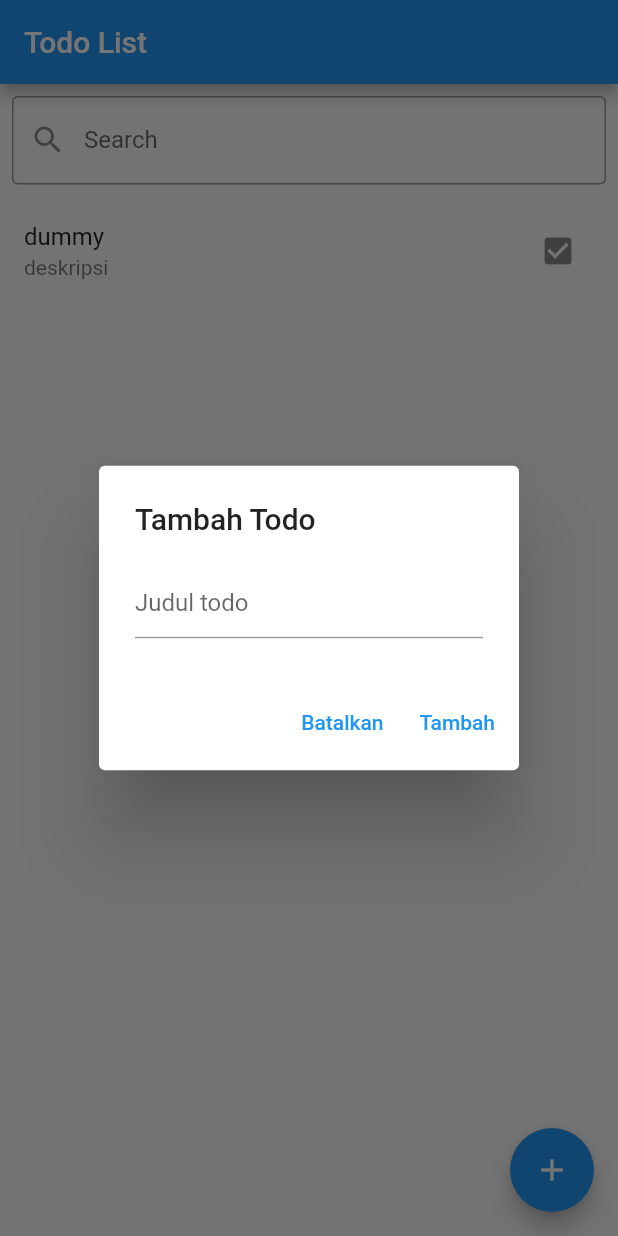
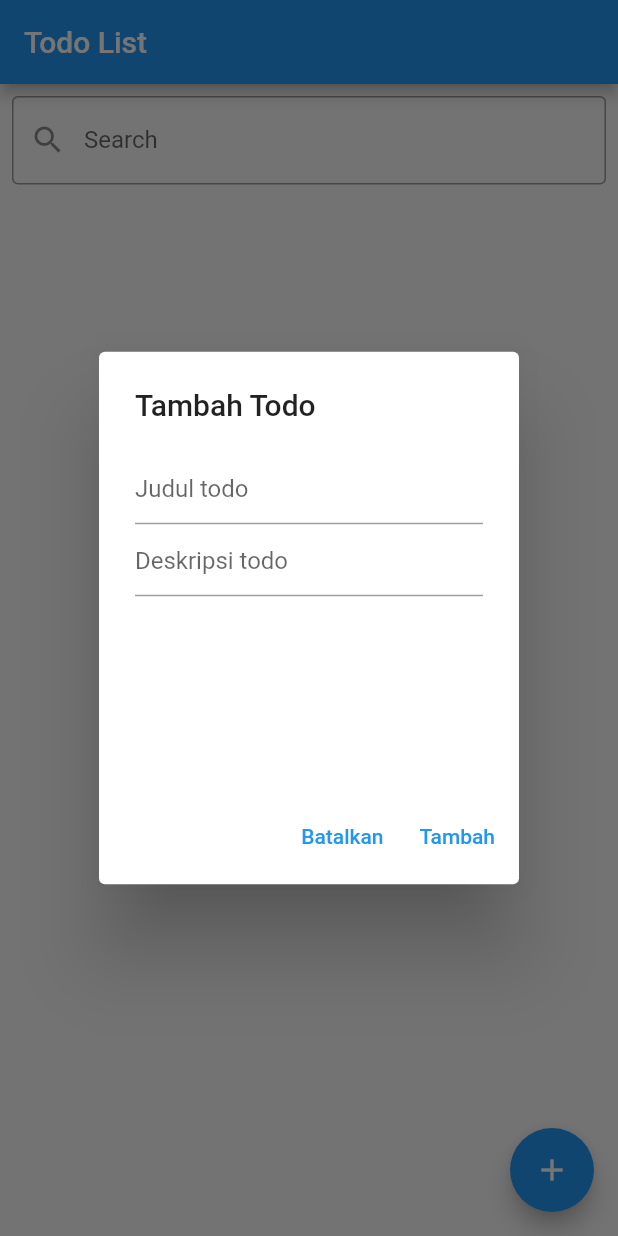
Before and after one commit to PLWEP/Flutter_CRUD_Sqflite, a Flutter app: the screen it shows after launch, after a tap on the "add" icon, on a phone screen of 412 x 824 dp. Run offline on Flutter 3.47's test engine with Material 2 defaults, Android fonts, the phone set to English and light mode, and no system bars; our stand-ins replace sqflite; accounts and stored records are empty.

Commit message:
menyelesaikan program

```diff
--- a/lib/database_helper.dart
+++ b/lib/database_helper.dart
@@ -39,7 +39,7 @@ class DatabaseHelper {
         CREATE TABLE
         IF NOT EXISTS todos
         (
-          id INTEGER PRIMARY KEY AUTOINCREMENT,
+          id INTEGER PRIMARY KEY,
           title TEXT NOT NULL,
           description TEXT,
           completed INTEGER NOT NULL
--- a/lib/main.dart
+++ b/lib/main.dart
@@ -30,10 +30,59 @@ class TodoApp extends StatefulWidget {
 
 class _TodoAppState extends State<TodoApp> {
   final TextEditingController _searchController = TextEditingController();
-  final dbhelper = DatabaseHelper;
-  final List<Todo> _todos = [
-    Todo(id: "01", title: "dummy", description: "deskripsi", completed: true)
-  ];
+  final TextEditingController _titleController = TextEditingController();
+  final TextEditingController _descController = TextEditingController();
+  final dbHelper = DatabaseHelper();
+  List<Todo> _todos = [];
+  int _count = 0;
+
+  void refreshItemList() async {
+    final todos = await dbHelper.getAllTodos();
+    setState(() {
+      _todos = todos;
+    });
+  }
+
+  void searchItems() async {
+    final keyword = _searchController.text.trim();
+    if (keyword.isNotEmpty) {
+      final todos = await dbHelper.getTodoByTitle(keyword);
+      setState(() {
+        _todos = todos;
+      });
+    } else {
+      refreshItemList();
+    }
+  }
+
+  void addItem(String title, String desc) async {
+    final todo =
+        Todo(id: _count, title: title, description: desc, completed: false);
+    await dbHelper.insertTodo(todo);
+    refreshItemList();
+  }
+
+  void updateItem(Todo todo, bool completed) async {
+    final item = Todo(
+      id: todo.id,
+      title: todo.title,
+      description: todo.description,
+      completed: completed,
+    );
+    await dbHelper.updateTodo(item);
+    refreshItemList();
+  }
+
+  void deleteItem(int id) async {
+    await dbHelper.deleteTodo(id);
+    refreshItemList();
+  }
+
+  @override
+  void initState() {
+    refreshItemList();
+    super.initState();
+  }
 
   @override
   Widget build(BuildContext context) {
@@ -52,7 +101,9 @@ class _TodoAppState extends State<TodoApp> {
                 prefixIcon: Icon(Icons.search),
                 border: OutlineInputBorder(),
               ),
-              onChanged: (_) {},
+              onChanged: (_) {
+                searchItems();
+              },
             ),
           ),
           Expanded(
@@ -61,18 +112,25 @@ class _TodoAppState extends State<TodoApp> {
               itemBuilder: (context, index) {
                 var todo = _todos[index];
                 return ListTile(
+                  leading: todo.completed
+                      ? IconButton(
+                          icon: const Icon(Icons.check_circle),
+                          onPressed: () {
+                            updateItem(todo, !todo.completed);
+                          },
+                        )
+                      : IconButton(
+                          icon: const Icon(Icons.radio_button_unchecked),
+                          onPressed: () {
+                            updateItem(todo, !todo.completed);
+                          },
+                        ),
                   title: Text(todo.title),
                   subtitle: Text(todo.description),
                   trailing: IconButton(
-                    icon: todo.completed
-                        ? const Icon(Icons.check_box)
-                        : const Icon(Icons.check_box_outline_blank),
+                    icon: const Icon(Icons.delete),
                     onPressed: () {
-                      // setState(() {
-                      //   todo.completed = !todo.completed;
-                      // });
-
-                      // database.updateTodo(todo);
+                      deleteItem(todo.id);
                     },
                   ),
                 );
@@ -87,8 +145,22 @@ class _TodoAppState extends State<TodoApp> {
             context: context,
             builder: (context) => AlertDialog(
               title: const Text('Tambah Todo'),
-              content: const TextField(
-                decoration: InputDecoration(hintText: 'Judul todo'),
+              content: SizedBox(
+                width: 200,
+                height: 200,
+                child: Column(
+                  children: [
+                    TextField(
+                      controller: _titleController,
+                      decoration: const InputDecoration(hintText: 'Judul todo'),
+                    ),
+                    TextField(
+                      controller: _descController,
+                      decoration:
+                          const InputDecoration(hintText: 'Deskripsi todo'),
+                    ),
+                  ],
+                ),
               ),
               actions: [
                 TextButton(
@@ -98,18 +170,12 @@ class _TodoAppState extends State<TodoApp> {
                 TextButton(
                   child: const Text('Tambah'),
                   onPressed: () {
-                    // var todo = Todo(
-                    //   title: TextField.of(context).text,
-                    //   description: '',
-                    //   completed: false,
-                    // );
+                    addItem(_titleController.text, _descController.text);
 
-                    // database.insertTodo(todo);
-
-                    // Navigator.pop(context);
-                    // setState(() {
-                    //   _todos.add(todo);
-                    // });
+                    Navigator.pop(context);
+                    setState(() {
+                      _count = _count + 1;
+                    });
                   },
                 ),
               ],
--- a/lib/todo.dart
+++ b/lib/todo.dart
@@ -1,9 +1,8 @@
 class Todo {
-  final String id;
+  final int id;
   final String title;
   final String description;
   final bool completed;
-
   Todo({
     required this.id,
     required this.title,
@@ -22,10 +21,10 @@ class Todo {
 
   factory Todo.fromMap(Map<String, dynamic> map) {
     return Todo(
-      id: map['id'] as String,
+      id: map['id'] as int,
       title: map['title'] as String,
       description: map['description'] as String,
-      completed: map['completed'] as bool,
+      completed: map['completed'] == 0 ? false : true,
     );
   }
 }
```
